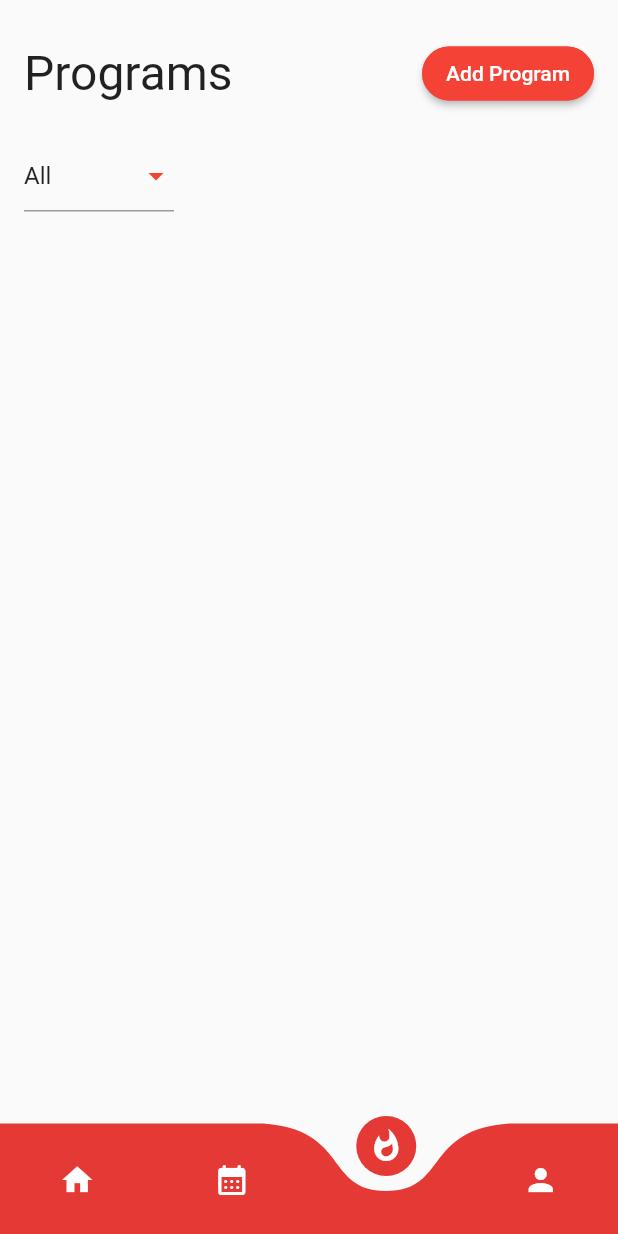
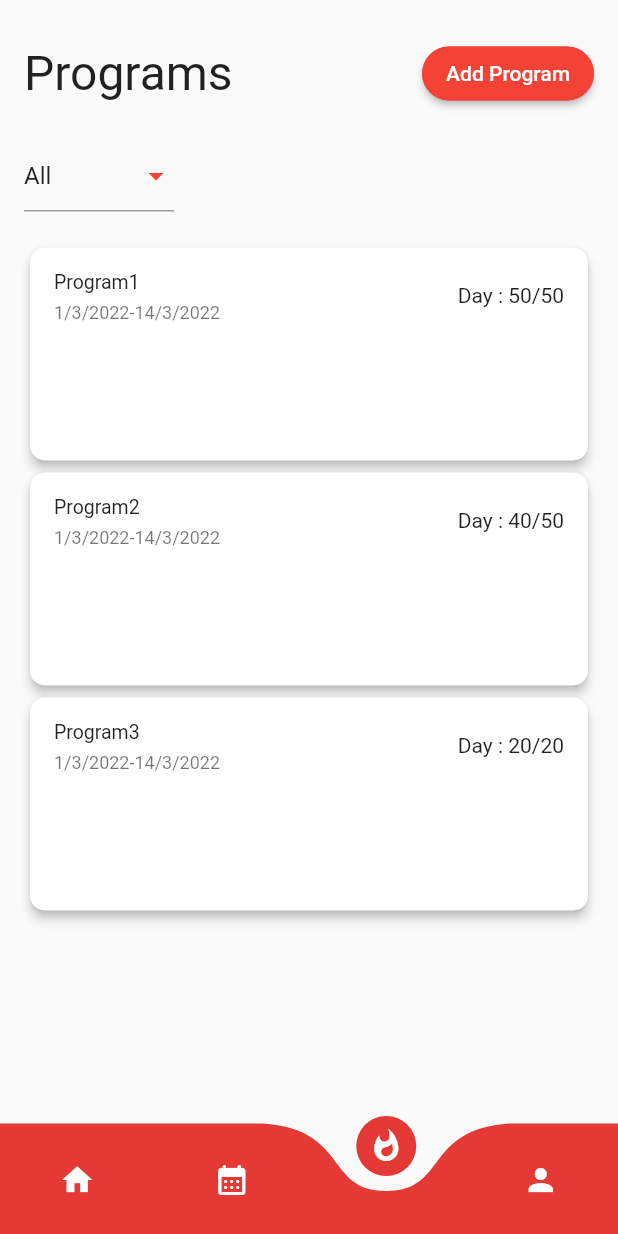
Before and after one commit to Pupae-ktsw/workout-planner-frontend, a Flutter app: the screen it shows after launch, item 3 of the bottom bar chosen, on a phone screen of 412 x 824 dp. Run offline on Flutter 3.47's test engine with Material 2 defaults, Android fonts, the phone set to English and light mode, and no system bars; drawn by our look-alikes of curved_navigation_bar; our stand-ins replace google_fonts; Roboto replaces fonts that are missing (Prompt).

Commit message:
add dropdown, Listview

```diff
--- a/lib/views/program_page.dart
+++ b/lib/views/program_page.dart
@@ -23,9 +23,32 @@ class _ProgramPageState extends State<showProgramPage> {
   final _programList = ["All", "On going", "Finished"];
   String _selectedValue = "All";
 
-  // void _MyFormState() {
-  //   _selectedValue = _programList[0];
-  // }
+  final List _testData = [
+    {
+      "name": "Program1",
+      "startDate": "1/3/2022",
+      "endDate": "14/3/2022",
+      "numberOfDay": "50/50",
+      "status": "onGoing",
+      "imgPath": "lib/images/cardio.jpg"
+    },
+    {
+      "name": "Program2",
+      "startDate": "1/3/2022",
+      "endDate": "14/3/2022",
+      "numberOfDay": "40/50",
+      "status": "finished",
+      "imgPath": "lib/images/cardio.jpg"
+    },
+    {
+      "name": "Program3",
+      "startDate": "1/3/2022",
+      "endDate": "14/3/2022",
+      "numberOfDay": "20/20",
+      "status": "finished",
+      "imgPath": "lib/images/cardio.jpg"
+    },
+  ];
 
   @override
   Widget build(BuildContext context) {
@@ -36,6 +59,8 @@ class _ProgramPageState extends State<showProgramPage> {
             child: SingleChildScrollView(
           child: Column(
             mainAxisSize: MainAxisSize.min,
+            children: [
+              Column(
                 children: [
                   Row(
                     mainAxisAlignment: MainAxisAlignment.spaceBetween,
@@ -50,9 +75,8 @@ class _ProgramPageState extends State<showProgramPage> {
                           style: ButtonStyle(
                             backgroundColor:
                                 MaterialStateProperty.all<Color>(Colors.red),
-                        shape:
-                            MaterialStateProperty.all<RoundedRectangleBorder>(
-                                RoundedRectangleBorder(
+                            shape: MaterialStateProperty.all<
+                                RoundedRectangleBorder>(RoundedRectangleBorder(
                               borderRadius: BorderRadius.circular(18.0),
                               side: BorderSide(color: Colors.red),
                             )),
@@ -64,6 +88,10 @@ class _ProgramPageState extends State<showProgramPage> {
                           ))
                     ],
                   ),
+                ],
+              ),
+              Column(
+                children: [
                   SizedBox(
                     height: 20,
                   ),
@@ -94,6 +122,57 @@ class _ProgramPageState extends State<showProgramPage> {
                   SizedBox(
                     height: 20,
                   ),
+                  ListView.builder(
+                      shrinkWrap: true,
+                      scrollDirection: Axis.vertical,
+                      itemCount: _testData.length,
+                      itemBuilder: (context, index) {
+                        return Container(
+                          height: 150,
+                          child: InkWell(
+                            onTap: () {
+                              debugPrint('tapped');
+                            },
+                            child: Card(
+                              elevation: 3,
+                              shape: RoundedRectangleBorder(
+                                  borderRadius: BorderRadius.circular(10)),
+                              child: ListTile(
+                                dense: true,
+                                // leading: _testData[index]['imgPath'] != null
+                                //     ? Container(
+                                //         decoration: BoxDecoration(
+                                //             borderRadius: BorderRadius.circular(10),
+                                //             image: DecorationImage(
+                                //                 image: FileImage(File(
+                                //                     _testData[index]['imgPath'])),
+                                //                 fit: BoxFit.cover)),
+                                //         width: 100,
+                                //         height: 100,
+                                //         child: null)
+                                //     : Container(
+                                //         width: 100,
+                                //         height: 100,
+                                //         decoration: BoxDecoration(
+                                //             borderRadius: BorderRadius.circular(10),
+                                //             image: DecorationImage(
+                                //                 image: FileImage(File(
+                                //                     _testData[index]['imgPath'])),
+                                //                 fit: BoxFit.cover)),
+                                //       ),
+                                title: Text(_testData[index]['name']),
+                                subtitle: Text(_testData[index]['startDate'] +
+                                    "-" +
+                                    _testData[index]['endDate']),
+                                trailing: Text(
+                                    "Day : " + _testData[index]['numberOfDay']),
+                              ),
+                            ),
+                          ),
+                        );
+                      }),
+                ],
+              ),
             ],
           ),
         )),
```
Lines whose indentation alone changed are shown as unchanged.
